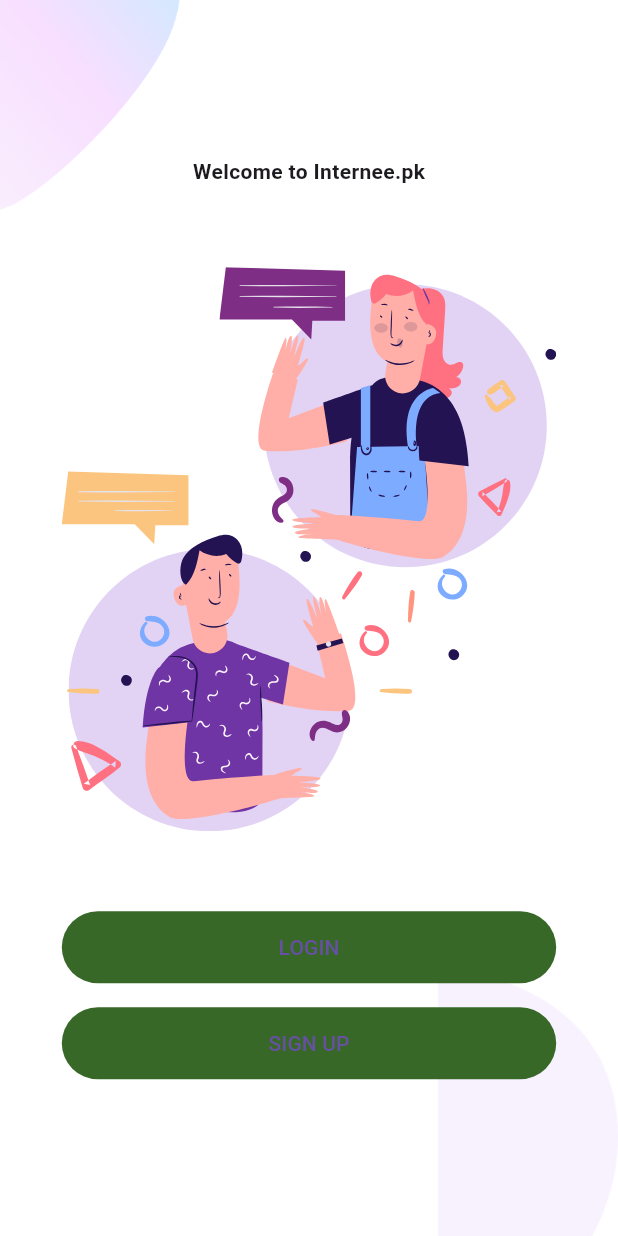
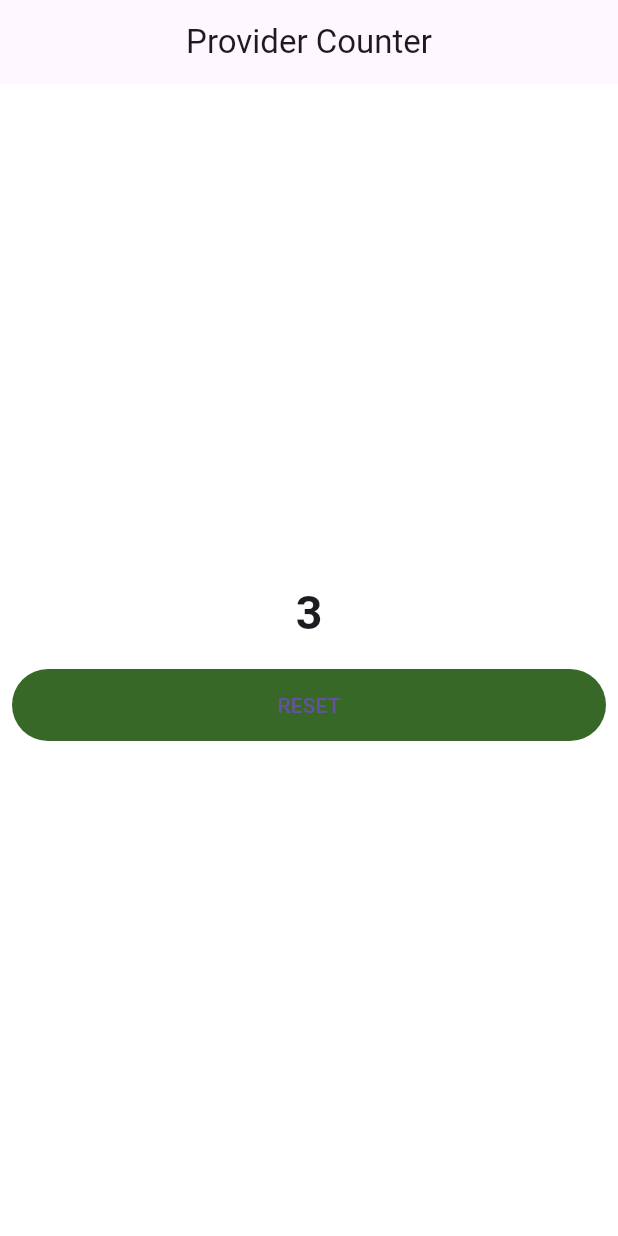
Before and after one commit to noumi92/interneepk, a Flutter app: the screen it shows after launch, on a phone screen of 412 x 824 dp. Run offline on Flutter 3.47's test engine with Material 3 defaults, Android fonts, the phone set to English and light mode, and no system bars; our stand-ins replace flutter_svg.

Commit message:
Counter view using provider

```diff
--- a/lib/app.dart
+++ b/lib/app.dart
@@ -1,16 +1,21 @@
 import 'package:flutter/material.dart';
-import 'package:interneepk/features/auth/views/welcome/welcome_view.dart';
+import 'package:interneepk/features/counter/viewmodels/counter_provider.dart';
+import 'package:interneepk/features/counter/views/counter_view.dart';
 import 'package:interneepk/utils/themes/theme.dart';
+import 'package:provider/provider.dart';
 
 class App extends StatelessWidget {
   const App({super.key});
 
   @override
   Widget build(BuildContext context) {
-    return MaterialApp(
-      debugShowCheckedModeBanner: false,
-      theme: NAppTheme.lightTheme,
-      home: const WelcomeView(),
+    return ChangeNotifierProvider(
+        create: (_) => CounterProvider(),
+      child: MaterialApp(
+        debugShowCheckedModeBanner: false,
+        theme: NAppTheme.lightTheme,
+        home: const CounterView(),
+      ),
     );
   }
 }
--- /dev/null
+++ b/lib/features/counter/viewmodels/counter_provider.dart
@@ -0,0 +1,18 @@
+import 'package:flutter/foundation.dart';
+
+class CounterProvider with ChangeNotifier{
+  int _count = 0;
+
+  int get count => _count;
+
+  void addCount(){
+    _count++;
+    notifyListeners();
+  }
+
+  void resetCount(){
+    _count = 0;
+    notifyListeners();
+  }
+
+}
--- /dev/null
+++ b/lib/features/counter/views/counter_view.dart
@@ -0,0 +1,58 @@
+import 'dart:async';
+
+import 'package:flutter/material.dart';
+import 'package:interneepk/features/counter/viewmodels/counter_provider.dart';
+import 'package:provider/provider.dart';
+
+class CounterView extends StatefulWidget {
+  const CounterView({super.key});
+
+  @override
+  State<CounterView> createState() => _CounterViewState();
+}
+
+class _CounterViewState extends State<CounterView> {
+
+  @override
+  Widget build(BuildContext context) {
+    print("main build");
+    final counterProvider = Provider.of<CounterProvider>(context, listen: false);
+    return Scaffold(
+      appBar: AppBar(
+        title: const Center(child: Text("Provider Counter")),
+      ),
+      body: Center(
+          child: Column(
+        mainAxisAlignment: MainAxisAlignment.center,
+        children: [
+          Consumer<CounterProvider>(builder: (context, value, child){
+            return Text(
+              value.count.toString(),
+              style: const TextStyle(fontWeight: FontWeight.bold, fontSize: 31),
+            );
+          }),
+          const SizedBox(
+            height: 16,
+          ),
+          Padding(
+            padding: const EdgeInsets.symmetric(horizontal: 8.0),
+            child: ElevatedButton(
+                onPressed: () {
+                  counterProvider.resetCount();
+                },
+                child: const Text("RESET")),
+          )
+        ],
+      )),
+    );
+  }
+
+  @override
+  void initState() {
+    super.initState();
+    final counterProvider = Provider.of<CounterProvider>(context, listen: false);
+    Timer.periodic(const Duration(seconds: 2), (timer) {
+      counterProvider.addCount();
+    });
+  }
+}
--- a/pubspec.yaml
+++ b/pubspec.yaml
@@ -9,6 +9,7 @@
     sdk: flutter
   cupertino_icons: ^1.0.2
   flutter_svg: ^2.0.9
+  provider: ^6.1.1
 dev_dependencies:
   flutter_test:
     sdk: flutter
```
Also changed, not shown: pubspec.lock.
